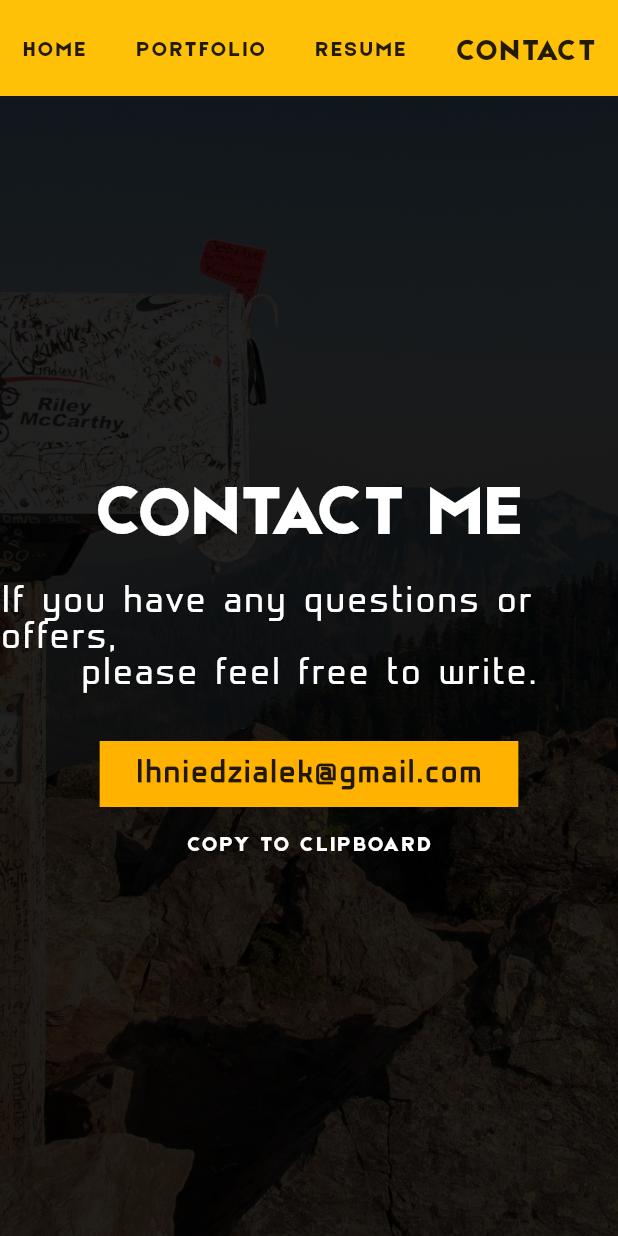
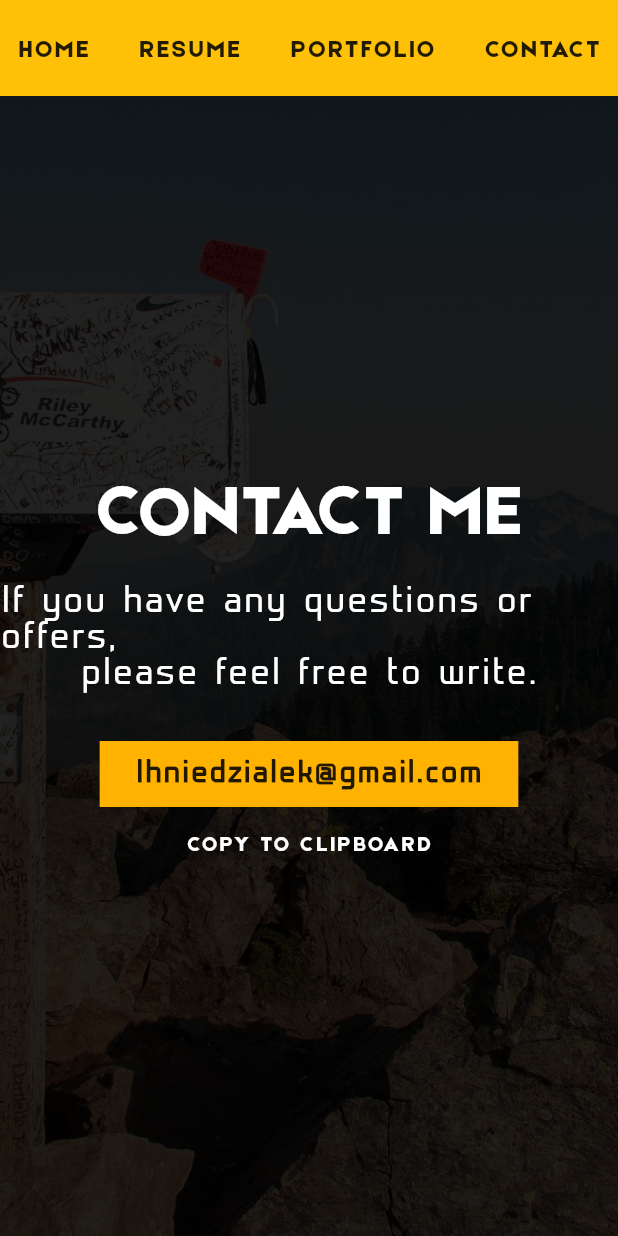
Before and after one commit to GenixPL/portfolio2, a Flutter app: the ContactPage screen opened by its route, on a phone screen of 412 x 824 dp. Run offline on Flutter 3.47's test engine with Material 2 defaults, Android fonts, the phone set to English and light mode, and no system bars; our stand-ins replace font_awesome_flutter; missing offline and left inert: dart:js; statements that could not run were skipped.

Commit message:
Add TopBar.

```diff
--- a/lib/ui/contact/contact_page.dart
+++ b/lib/ui/contact/contact_page.dart
@@ -1,6 +1,7 @@
 import 'package:flutter/material.dart';
 import 'package:flutter/services.dart';
 import 'package:portfolio2/themes/text_styles.dart';
+import 'package:portfolio2/ui/top_bar.dart';
 
 class ContactPage extends StatelessWidget {
   // todo 'do you need help, have a job offer, or wanna go for beer?
@@ -13,47 +14,10 @@ class ContactPage extends StatelessWidget {
     return Scaffold(
       body: Column(
         children: <Widget>[
-          Container(
-            height: 64,
-            width: w,
-            color: Colors.amber,
-            child: _buildTopBar(),
-          ),
+          TopBar(),
           _buildBody(context, w, h - 64),
         ],
       ),
-    );
-  }
-
-  Widget _buildTopBar() {
-    // todo add logic with navigation
-    return Row(
-      mainAxisAlignment: MainAxisAlignment.center,
-      children: <Widget>[
-        Text(
-          'HOME',
-          style: headerText,
-          maxLines: 1,
-        ),
-        SizedBox(width: 32),
-        Text(
-          'PORTFOLIO',
-          style: headerText,
-          maxLines: 1,
-        ),
-        SizedBox(width: 32),
-        Text(
-          'RESUME',
-          style: headerText,
-          maxLines: 1,
-        ),
-        SizedBox(width: 32),
-        Text(
-          'CONTACT',
-          style: headerText.copyWith(fontSize: 20),
-          maxLines: 1,
-        ),
-      ],
     );
   }
 
--- /dev/null
+++ b/lib/ui/top_bar.dart
@@ -0,0 +1,63 @@
+import 'package:flutter/cupertino.dart';
+import 'package:flutter/material.dart';
+import 'package:portfolio2/main.dart';
+import 'package:portfolio2/navigation/routes.dart';
+import 'package:portfolio2/themes/text_styles.dart';
+
+class TopBar extends StatelessWidget {
+  static final double height = 64;
+
+  @override
+  Widget build(BuildContext context) {
+    return Container(
+      height: height,
+      color: Colors.amber,
+      child: Row(
+        mainAxisAlignment: MainAxisAlignment.center,
+        children: <Widget>[
+          GestureDetector(
+            onTap: () => Navigator.pushNamed(context, homeRoute),
+            child: _buildText(
+              'HOME',
+              router.lastRoute == homeRoute ? 20 : 16,
+            ),
+          ),
+          SizedBox(width: 32),
+          GestureDetector(
+            onTap: () => Navigator.pushNamed(context, resumeRoute),
+            child: _buildText(
+              'RESUME',
+              router.lastRoute == resumeRoute ? 20 : 16,
+            ),
+          ),
+          SizedBox(width: 32),
+          GestureDetector(
+            onTap: () => Navigator.pushNamed(context, portfolioRoute),
+            child: _buildText(
+              'PORTFOLIO',
+              router.lastRoute == portfolioRoute ? 20 : 16,
+            ),
+          ),
+          SizedBox(width: 32),
+          GestureDetector(
+            onTap: () => Navigator.pushNamed(context, contactRoute),
+            child: _buildText(
+              'CONTACT',
+              router.lastRoute == contactRoute ? 20 : 16,
+            ),
+          ),
+        ],
+      ),
+    );
+  }
+
+  Widget _buildText(String text, double size) {
+    return Text(
+      text,
+      style: headerText.copyWith(
+        fontSize: size,
+      ),
+      maxLines: 1,
+    );
+  }
+}
```
Also changed, not shown: lib/ui/portfolio/portfolio_page.dart (+7 -1 lines), lib/ui/resume/resume_page.dart (+2 -39 lines).
